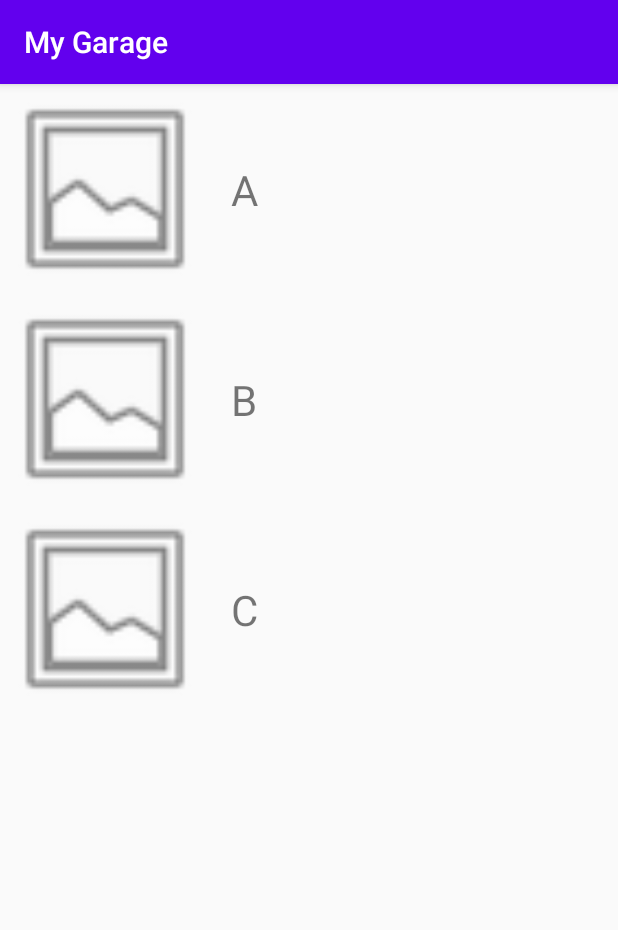
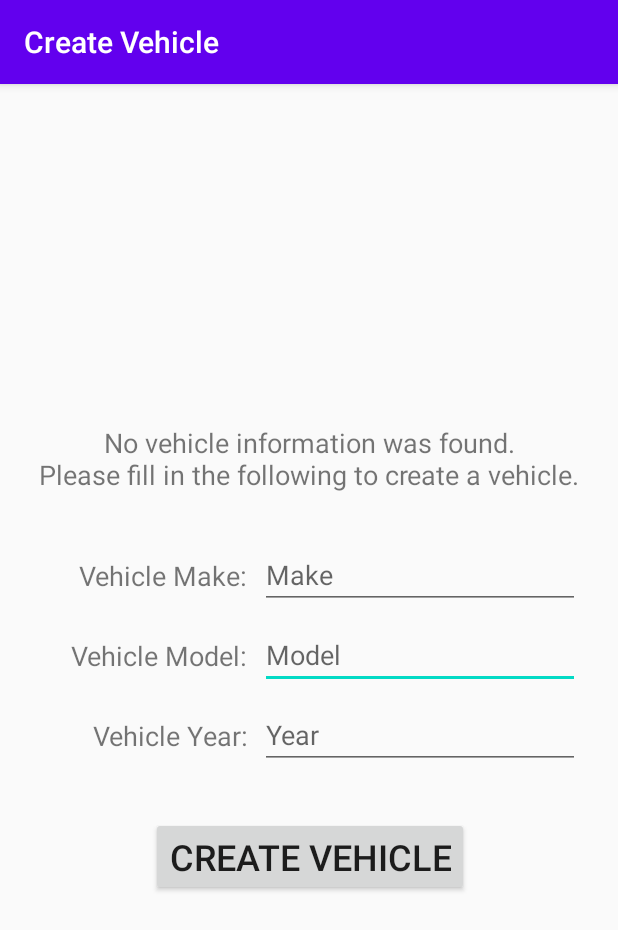
Before and after one commit to jlmcm/MaintenanceTracker, an Android app: the screen it shows after launch (MainActivity before the commit, AddVehicleActivity after it), on a phone screen of 412 x 824 dp. Shown: the top 930 px of the screen. Run offline under Robolectric (Android 15) with nearby library versions, the phone set to English and light mode, and no system bars; libraries missing offline, so code that uses them is left out: com.openxc, com.openxc.measurements; 2 statements that could not run were skipped.

Commit message:
Still WIP
Getting base functionality and screen layouts done.

```diff
--- /dev/null
+++ b/app/src/main/java/com/autoauto/maintenancetracker/AddVehicleActivity.java
@@ -0,0 +1,51 @@
+package com.autoauto.maintenancetracker;
+
+import androidx.appcompat.app.AppCompatActivity;
+
+import android.os.Bundle;
+import android.util.Log;
+import android.view.View;
+import android.widget.Button;
+import android.widget.EditText;
+
+import com.autoauto.maintenancetracker.util.Vehicle;
+
+public class AddVehicleActivity extends AutoAutoActivity {
+    Button btCreate;
+    EditText etMake, etModel, etYear;
+
+    @Override
+    protected void onCreate(Bundle savedInstanceState) {
+        super.onCreate(savedInstanceState);
+        setContentView(R.layout.activity_add_vehicle);
+
+        etMake = findViewById(R.id.etMake);
+        etModel = findViewById(R.id.etModel);
+        etYear = findViewById(R.id.etYear);
+
+        btCreate = findViewById(R.id.btCreate);
+        btCreate.setOnClickListener(clickCreate);
+    }
+
+    View.OnClickListener clickCreate = new View.OnClickListener() {
+        @Override
+        public void onClick(View v) {
+            String make = etMake.getText().toString();
+            String model = etModel.getText().toString();
+            String year = etYear.getText().toString();
+            Log.i("onClick", String.format("%s, %s, %s", make, model, year));
+
+            if (!make.equals("") && !model.equals("") && !year.equals("")) {
+                application.setVehicle(new Vehicle(make, model, year));
+                // commented out for debugging
+                // application.SaveVehicle();
+                finish();
+            }
+            else {
+                if(make.equals("")) etMake.setError("Please specify a make");
+                if(model.equals("")) etModel.setError("Please specify a model");
+                if(year.equals("")) etYear.setError("Please specify a year");
+            }
+        }
+    };
+}
--- a/app/src/main/java/com/autoauto/maintenancetracker/AutoAutoApplication.java
+++ b/app/src/main/java/com/autoauto/maintenancetracker/AutoAutoApplication.java
@@ -1,14 +1,62 @@
 package com.autoauto.maintenancetracker;
 
 import android.app.Application;
+import android.content.Context;
+import android.util.Log;
+
+import com.autoauto.maintenancetracker.util.DataLibrary;
+import com.autoauto.maintenancetracker.util.Vehicle;
+
+import java.io.File;
+import java.io.FileInputStream;
+import java.io.FileOutputStream;
+import java.io.FileWriter;
+import java.io.IOException;
+import java.io.ObjectInputStream;
+import java.io.ObjectOutputStream;
 
 public class AutoAutoApplication extends Application {
     // app-wide data can go here
     private DataLibrary dataLibrary = new DataLibrary();
-    public DataLibrary getDataLibrary() {
-        return dataLibrary;
+    public DataLibrary getDataLibrary() { return dataLibrary; }
+
+    private Vehicle vehicle;
+    public Vehicle getVehicle() { return vehicle; }
+    public void setVehicle(Vehicle vehicle) {
+        if(this.vehicle != null) {
+            Log.w("Application", "Non-null vehicle was set");
+        }
+        this.vehicle = vehicle;
     }
 
-    private MyGarage myGarage = new MyGarage();
-    public MyGarage getMyGarage() { return myGarage; }
+    public void SaveVehicle() {
+        if(vehicle != null) {
+            try {
+                FileOutputStream fOutputStream = openFileOutput("car_data", Context.MODE_PRIVATE);
+                ObjectOutputStream oOutputStream = new ObjectOutputStream(fOutputStream);
+                oOutputStream.writeObject(vehicle);
+                oOutputStream.close();
+                fOutputStream.close();
+            } catch (IOException e) {
+                Log.e("IO Error", "Couldn't open car_data for writing");
+            }
+        }
+        else {
+            Log.w("Save", "Tried to save a null vehicle");
+        }
+    }
+
+    public void LoadVehicle() {
+        try {
+            FileInputStream fInputStream = openFileInput("car_data");
+            ObjectInputStream oInputStream = new ObjectInputStream(fInputStream);
+            vehicle = (Vehicle) oInputStream.readObject();
+            fInputStream.close();
+            oInputStream.close();
+        } catch (IOException e) {
+            Log.e("IO Error", "Couldn't open car_data for reading");
+        } catch (ClassNotFoundException e) {
+            Log.e("IO Error", "Couldn't parse vehicle class from file");
+        }
+    }
 }
--- a/app/src/main/java/com/autoauto/maintenancetracker/CarListAdapter.java
+++ b/app/src/main/java/com/autoauto/maintenancetracker/CarListAdapter.java
@@ -54,7 +54,7 @@ public class CarListAdapter extends RecyclerView.Adapter<CarListAdapter.ViewHold
 
         public ViewHolder(@NonNull View itemView) {
             super(itemView);
-            tvCarName = itemView.findViewById(R.id.tvCarName);
+            tvCarName = itemView.findViewById(R.id.tvMake);
             parentLayout = itemView.findViewById(R.id.rowLayout);
         }
     }
--- a/app/src/main/java/com/autoauto/maintenancetracker/DataLibrary.java
+++ /dev/null
@@ -1,20 +0,0 @@
-package com.autoauto.maintenancetracker;
-
-import com.openxc.NoValueException;
-import com.openxc.VehicleManager;
-import com.openxc.measurements.Odometer;
-import com.openxc.measurements.UnrecognizedMeasurementTypeException;
-
-public class DataLibrary {
-    private int miles = 0;
-    public void UpdateMiles(int miles) {
-        if (miles > this.miles) {
-            this.miles = miles;
-        }
-    }
-
-    public DataLibrary()
-    {
-        // this function intentionally left blank
-    }
-}
--- a/app/src/main/java/com/autoauto/maintenancetracker/MainActivity.java
+++ b/app/src/main/java/com/autoauto/maintenancetracker/MainActivity.java
@@ -1,6 +1,8 @@
 package com.autoauto.maintenancetracker;
 
+import android.content.Intent;
 import android.os.Bundle;
+import android.util.Log;
 
 import androidx.recyclerview.widget.LinearLayoutManager;
 import androidx.recyclerview.widget.RecyclerView;
@@ -8,21 +10,25 @@ import androidx.recyclerview.widget.RecyclerView;
 import com.openxc.VehicleManager;
 
 public class MainActivity extends AutoAutoActivity {
-    // declare controls here
-    RecyclerView rvCars;
 
     @Override
-    // when the activity is first opened
     protected void onCreate(Bundle savedInstanceState) {
         super.onCreate(savedInstanceState);
         setContentView(R.layout.activity_main);
+    }
 
-        // set references to controls here
-        rvCars = findViewById(R.id.rvCars);
-        // apparently passing String[0] in is common
-        String[] carArray = (String[]) application.getMyGarage().getCars().toArray(new String[0]);
-        CarListAdapter carListAdapter = new CarListAdapter(this, carArray);
-        rvCars.setAdapter(carListAdapter);
-        rvCars.setLayoutManager(new LinearLayoutManager(this));
+    @Override
+    public void onResume() {
+        super.onResume();
+        application.LoadVehicle();
+
+        if(application.getVehicle() == null) {
+            Intent addVehicle = new Intent(this, AddVehicleActivity.class);
+            startActivity(addVehicle);
+        }
+        else {
+            Intent aboutVehicle = new Intent(this, AboutVehicleActivity.class);
+            startActivity(aboutVehicle);
+        }
     }
 }
--- a/app/src/main/java/com/autoauto/maintenancetracker/MyGarage.java
+++ /dev/null
@@ -1,16 +0,0 @@
-package com.autoauto.maintenancetracker;
-
-import java.util.ArrayList;
-
-public class MyGarage {
-    private ArrayList<String> cars;
-    public ArrayList<String> getCars() { return cars; }
-    public String[] getCarsArray() { return cars.toArray(new String[0]); }
-
-    public MyGarage() {
-        cars = new ArrayList<String>();
-        cars.add("A");
-        cars.add("B");
-        cars.add("C");
-    }
-}
--- /dev/null
+++ b/app/src/main/java/com/autoauto/maintenancetracker/util/DataLibrary.java
@@ -0,0 +1,19 @@
+package com.autoauto.maintenancetracker.util;
+
+import com.openxc.NoValueException;
+import com.openxc.VehicleManager;
+import com.openxc.measurements.Odometer;
+import com.openxc.measurements.UnrecognizedMeasurementTypeException;
+
+public class DataLibrary {
+    private int miles = 0;
+    public void UpdateMiles(int miles) {
+        if (miles > this.miles) {
+            this.miles = miles;
+        }
+    }
+
+    public DataLibrary() {
+        // this function intentionally left blank
+    }
+}
--- /dev/null
+++ b/app/src/main/res/layout/activity_add_vehicle.xml
@@ -0,0 +1,108 @@
+<?xml version="1.0" encoding="utf-8"?>
+<androidx.constraintlayout.widget.ConstraintLayout xmlns:android="http://schemas.android.com/apk/res/android"
+    xmlns:app="http://schemas.android.com/apk/res-auto"
+    xmlns:tools="http://schemas.android.com/tools"
+    android:layout_width="match_parent"
+    android:layout_height="match_parent"
+    tools:context=".AddVehicleActivity">
+
+    <androidx.constraintlayout.widget.ConstraintLayout
+        android:id="@+id/constraintLayout"
+        android:layout_width="wrap_content"
+        android:layout_height="wrap_content"
+        app:layout_constraintBottom_toBottomOf="parent"
+        app:layout_constraintEnd_toEndOf="parent"
+        app:layout_constraintStart_toStartOf="parent"
+        app:layout_constraintTop_toTopOf="parent">
+
+        <EditText
+            android:id="@+id/etModel"
+            android:layout_width="wrap_content"
+            android:layout_height="wrap_content"
+            android:layout_marginTop="8dp"
+            android:ems="10"
+            android:hint="Model"
+            android:inputType="textPersonName"
+            app:layout_constraintEnd_toEndOf="parent"
+            app:layout_constraintTop_toBottomOf="@+id/etMake" />
+
+        <TextView
+            android:id="@+id/tvMake"
+            android:layout_width="wrap_content"
+            android:layout_height="wrap_content"
+            android:layout_marginEnd="8dp"
+            android:text="Vehicle Make:"
+            android:textSize="18sp"
+            app:layout_constraintBottom_toBottomOf="@+id/etMake"
+            app:layout_constraintEnd_toStartOf="@+id/etMake"
+            app:layout_constraintTop_toTopOf="@+id/etMake" />
+
+        <TextView
+            android:id="@+id/tvYear"
+            android:layout_width="wrap_content"
+            android:layout_height="wrap_content"
+            android:layout_marginEnd="8dp"
+            android:text="Vehicle Year:"
+            android:textSize="18sp"
+            app:layout_constraintBottom_toBottomOf="@+id/etYear"
+            app:layout_constraintEnd_toStartOf="@+id/etYear"
+            app:layout_constraintTop_toTopOf="@+id/etYear" />
+
+        <TextView
+            android:id="@+id/tvModel"
+            android:layout_width="wrap_content"
+            android:layout_height="wrap_content"
+            android:layout_marginEnd="8dp"
+            android:text="Vehicle Model:"
+            android:textSize="18sp"
+            app:layout_constraintBottom_toBottomOf="@+id/etModel"
+            app:layout_constraintEnd_toStartOf="@+id/etModel"
+            app:layout_constraintTop_toTopOf="@+id/etModel" />
+
+        <EditText
+            android:id="@+id/etMake"
+            android:layout_width="wrap_content"
+            android:layout_height="wrap_content"
+            android:layout_marginTop="32dp"
+            android:ems="10"
+            android:hint="Make"
+            android:inputType="textPersonName"
+            app:layout_constraintEnd_toEndOf="parent"
+            app:layout_constraintTop_toBottomOf="@+id/tvDescription" />
+
+        <EditText
+            android:id="@+id/etYear"
+            android:layout_width="wrap_content"
+            android:layout_height="wrap_content"
+            android:layout_marginTop="8dp"
+            android:ems="10"
+            android:hint="Year"
+            android:inputType="number"
+            app:layout_constraintEnd_toEndOf="parent"
+            app:layout_constraintTop_toBottomOf="@+id/etModel" />
+
+        <Button
+            android:id="@+id/btCreate"
+            android:layout_width="wrap_content"
+            android:layout_height="wrap_content"
+            android:layout_marginTop="32dp"
+            android:text="Create Vehicle"
+            android:textSize="24sp"
+            app:layout_constraintEnd_toEndOf="parent"
+            app:layout_constraintStart_toStartOf="parent"
+            app:layout_constraintTop_toBottomOf="@+id/etYear" />
+
+        <TextView
+            android:id="@+id/tvDescription"
+            android:layout_width="wrap_content"
+            android:layout_height="wrap_content"
+            android:text="No vehicle information was found.\nPlease fill in the following to create a vehicle."
+            android:textAlignment="center"
+            android:textSize="18sp"
+            app:layout_constraintEnd_toEndOf="parent"
+            app:layout_constraintStart_toStartOf="parent"
+            app:layout_constraintTop_toTopOf="parent" />
+
+    </androidx.constraintlayout.widget.ConstraintLayout>
+
+</androidx.constraintlayout.widget.ConstraintLayout>
--- a/app/src/main/res/layout/activity_main.xml
+++ b/app/src/main/res/layout/activity_main.xml
@@ -6,13 +6,14 @@
     android:layout_height="match_parent"
     tools:context=".MainActivity">
 
-    <androidx.recyclerview.widget.RecyclerView
-        android:id="@+id/rvCars"
-        android:layout_width="match_parent"
-        android:layout_height="match_parent"
+    <ImageView
+        android:id="@+id/ivLogo"
+        android:layout_width="300dp"
+        android:layout_height="300dp"
+        android:contentDescription="Auto Auto Logo"
         app:layout_constraintBottom_toBottomOf="parent"
         app:layout_constraintEnd_toEndOf="parent"
-        app:layout_constraintHorizontal_bias="0.5"
         app:layout_constraintStart_toStartOf="parent"
-        app:layout_constraintTop_toTopOf="parent" />
+        app:layout_constraintTop_toTopOf="parent"
+        app:srcCompat="@android:drawable/ic_menu_gallery" />
 </androidx.constraintlayout.widget.ConstraintLayout>
--- a/app/src/main/res/layout/car_info.xml
+++ b/app/src/main/res/layout/car_info.xml
@@ -23,7 +23,7 @@
             app:srcCompat="@android:drawable/ic_menu_gallery" />
 
         <TextView
-            android:id="@+id/tvCarName"
+            android:id="@+id/tvMake"
             android:layout_width="0dp"
             android:layout_height="wrap_content"
             android:layout_marginStart="14dp"
```
Also changed, not shown: app/src/main/AndroidManifest.xml (+10 -4 lines), app/src/main/java/com/autoauto/maintenancetracker/AboutVehicleActivity.java (+34 -7 lines), app/src/main/java/com/autoauto/maintenancetracker/AutoAutoActivity.java (+8 -8 lines), app/src/main/java/com/autoauto/maintenancetracker/MaintenanceActivity.java (added, +25 -0 lines), app/src/main/java/com/autoauto/maintenancetracker/RecyclerViewActivity.java (added, +31 -0 lines), app/src/main/java/com/autoauto/maintenancetracker/util/MaintenanceScheduler.java (added, +8 -0 lines), app/src/main/java/com/autoauto/maintenancetracker/util/Task.java (added, +7 -0 lines), app/src/main/java/com/autoauto/maintenancetracker/util/Vehicle.java (added, +22 -0 lines), app/src/main/res/layout/activity_about_vehicle.xml (+55 -36 lines), app/src/main/res/layout/activity_maintenance.xml (added, +84 -0 lines).
